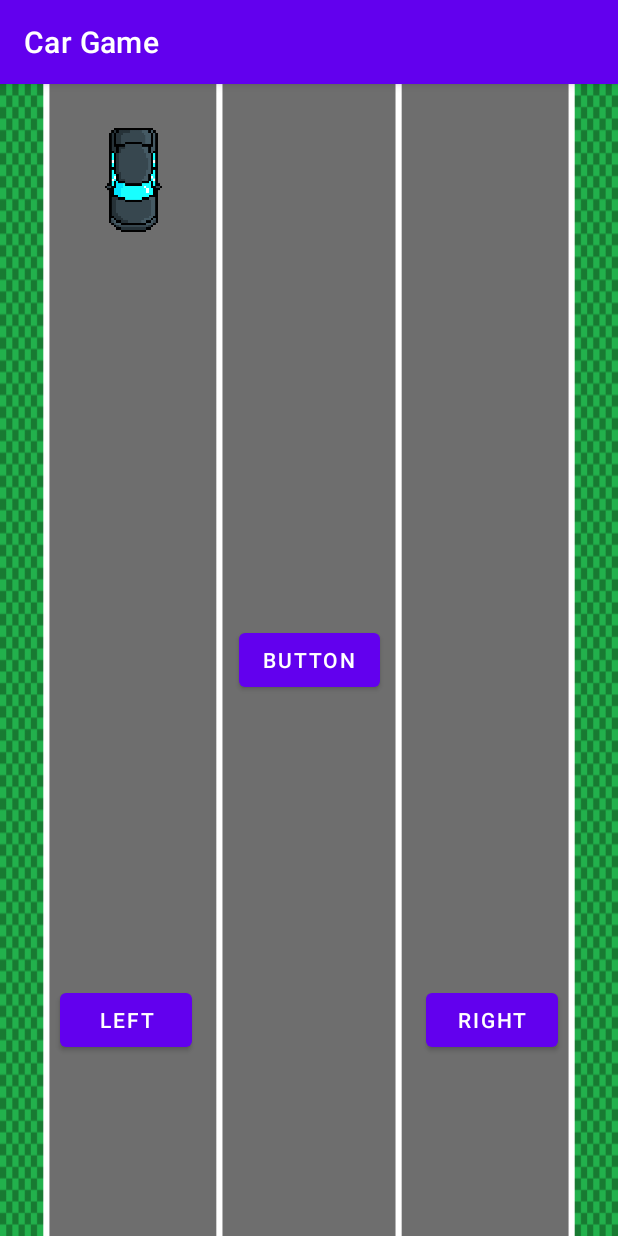
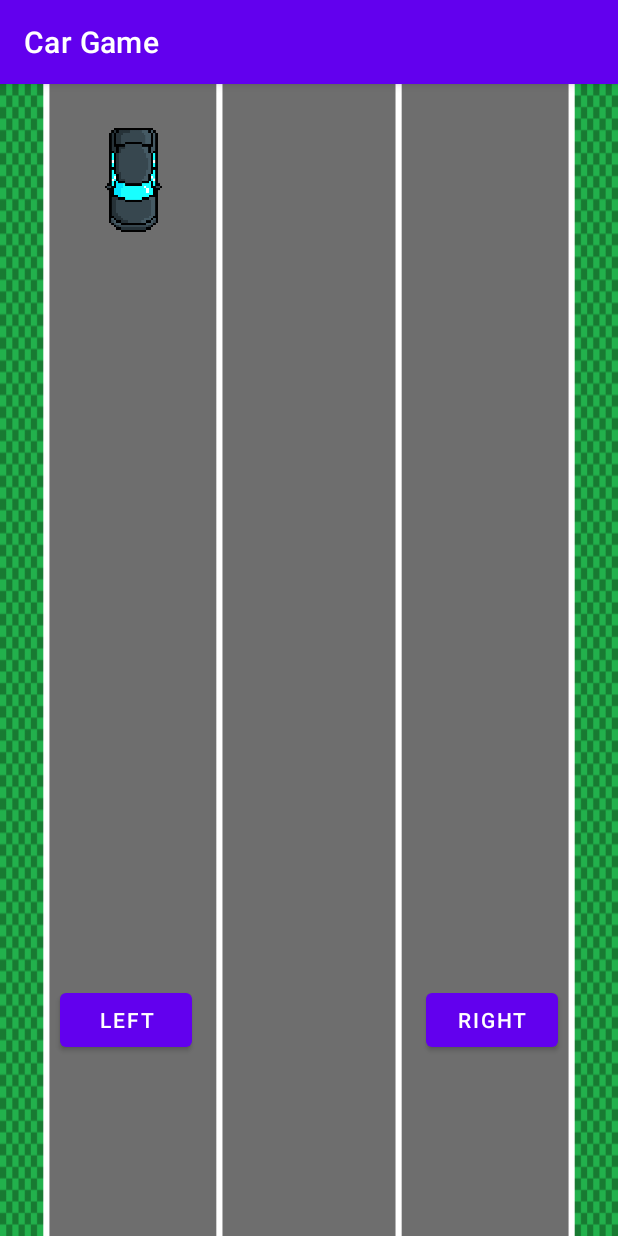
Before and after one commit to JoJoCheck/Java-Android-App, an Android app: the screen it shows after launch (MainActivity), after a tap on "BUTTON", on a phone screen of 412 x 824 dp. Run offline under Robolectric (Android 15) with nearby library versions, the phone set to English and light mode, and no system bars.

Commit message:
Mircro bug fix

```diff
--- a/app/src/main/java/com/example/cargame/Game.java
+++ b/app/src/main/java/com/example/cargame/Game.java
@@ -30,7 +30,7 @@ public class Game {
     private Player player;
 
     public ViewGroup group;
-    public Random random;
+    public Random random = new Random();
 
     private Activity activity;
 
@@ -49,7 +49,7 @@ public class Game {
         points = 0;
         gameIsRunning = true;
      //   group.removeView(group.findViewById(R.id.button));
-
+        buttonChange();
         timer.scheduleAtFixedRate(new TimerTask() {
             @Override
             public void run() {
@@ -174,4 +174,14 @@ public class Game {
 
     }
 
+    public void buttonChange(){
+        Button startGameButton = group.findViewById(R.id.button);
+        Button leftButton = group.findViewById(R.id.leftbutton);
+        Button rightButton = group.findViewById(R.id.rightbutton);
+        startGameButton.setVisibility(View.GONE);
+        leftButton.setVisibility(View.VISIBLE);
+        rightButton.setVisibility(View.VISIBLE);
+
+    }
+
 }
--- a/app/src/main/res/layout/activity_main.xml
+++ b/app/src/main/res/layout/activity_main.xml
@@ -51,6 +51,7 @@
         android:layout_marginBottom="120dp"
         android:layout_weight="1"
         android:text="right"
+        android:visibility="gone"
         app:layout_constraintBottom_toBottomOf="parent"
         app:layout_constraintEnd_toEndOf="parent" />
 
@@ -62,6 +63,7 @@
         android:layout_marginBottom="120dp"
         android:layout_weight="1"
         android:text="left"
+        android:visibility="gone"
         app:layout_constraintBottom_toBottomOf="parent"
         app:layout_constraintStart_toStartOf="parent" />
 
```
